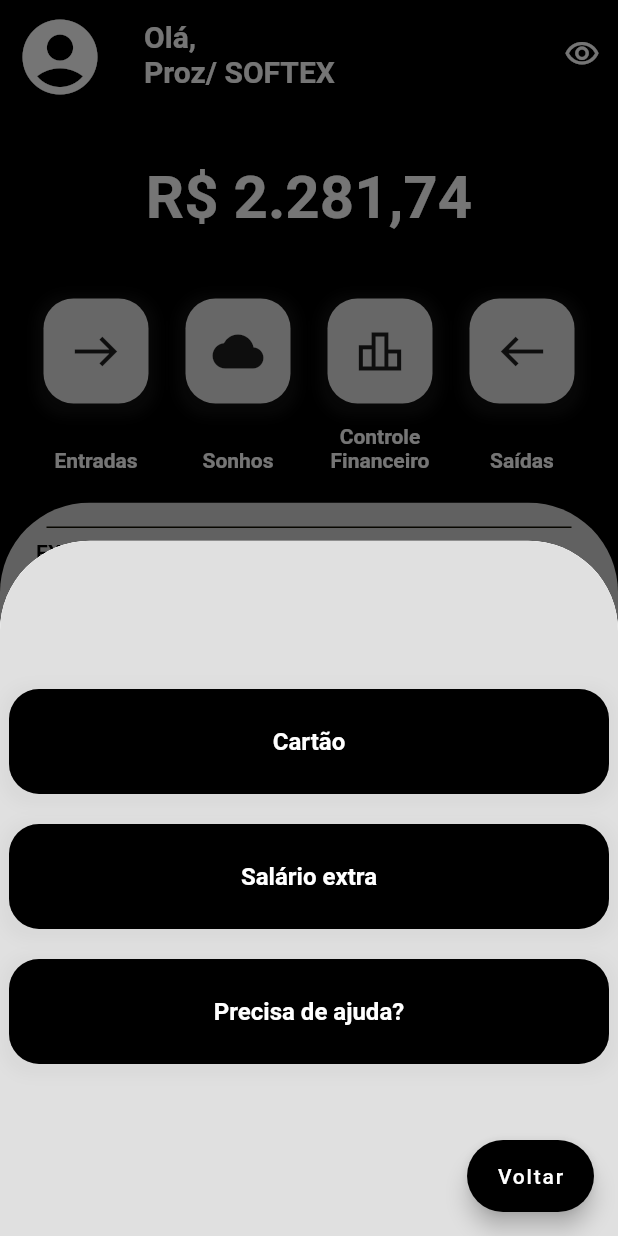
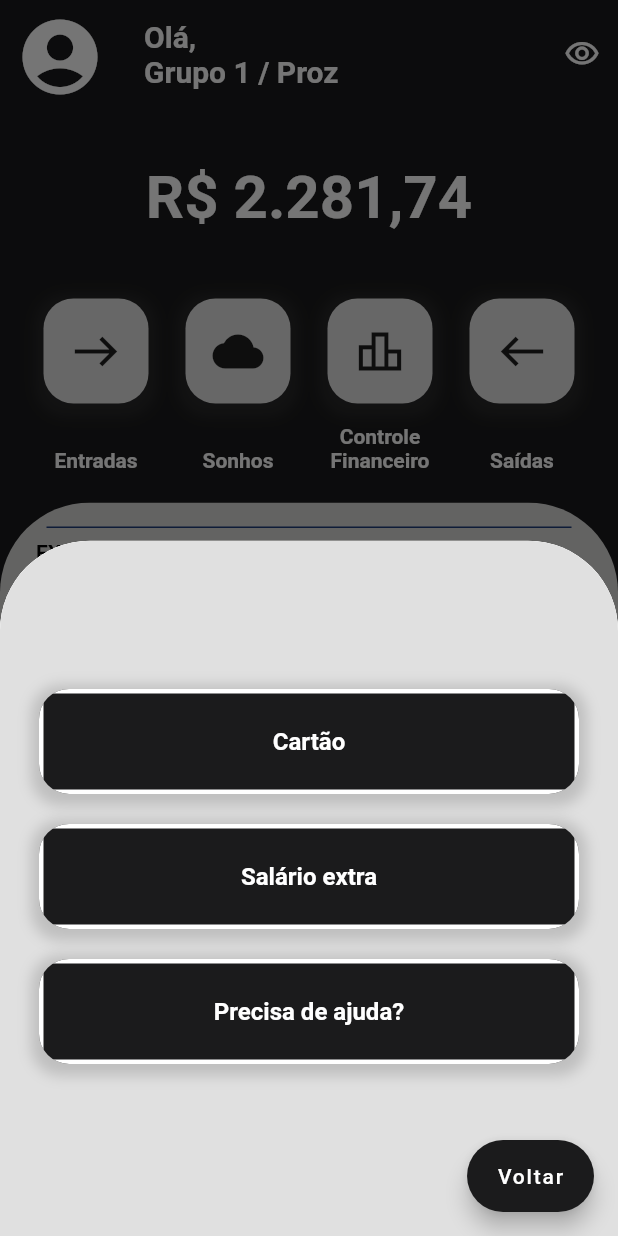
Before and after one commit to proz-tecnologia/PIT03GP01, a Flutter app: the screen it shows after launch, after a tap on "MENU", on a phone screen of 412 x 824 dp. Run offline on Flutter 3.47's test engine with Material 2 defaults, Android fonts, the phone set to English and light mode, and no system bars.

Commit message:
menu pages and route

```diff
--- a/lib/Util/routes.dart
+++ b/lib/Util/routes.dart
@@ -1,7 +1,13 @@
 import 'package:srminhaeiro/ui/pages/homePage/appBarConfig/initialPageBar.dart';
+import 'package:srminhaeiro/ui/pages/menuPage/pages/ajuda.dart';
+import 'package:srminhaeiro/ui/pages/menuPage/pages/cartaoPage.dart';
+import 'package:srminhaeiro/ui/pages/menuPage/pages/salarioExtraPage.dart';
 
 getRoutes() {
   return {
     InicialPage.route: (context) => const InicialPage(),
+    AjudaPage.route: (context) => const AjudaPage(),
+    cartaoPage.route: (context) => const cartaoPage(),
+    salarioExtraPage.route: (context) => const salarioExtraPage(),
   };
 }
--- a/lib/main.dart
+++ b/lib/main.dart
@@ -3,6 +3,8 @@ import 'package:srminhaeiro/Util/darkMode.dart';
 import 'package:srminhaeiro/Util/routes.dart';
 
 import 'package:srminhaeiro/ui/pages/homePage/appBarConfig/initialPageBar.dart';
+import 'package:srminhaeiro/ui/pages/menuPage/pages/ajuda.dart';
+import 'package:srminhaeiro/ui/pages/menuPage/pages/salarioExtraPage.dart';
 
 void main() {
   runApp(const MyApp());
--- a/lib/ui/pages/homePage/appBarConfig/appBarPage.dart
+++ b/lib/ui/pages/homePage/appBarConfig/appBarPage.dart
@@ -12,7 +12,7 @@ class AppBarSliver extends StatelessWidget {
         elevation: 20,
         leadingWidth: 80,
         title: GeneralTexts.Home_page_title,
-        backgroundColor: Colors.black,
+        backgroundColor: Color.fromARGB(255, 27, 27, 28),
         leading: const Icon(
           Icons.account_circle,
           color: Colors.white,
--- a/lib/ui/pages/homePage/appBarConfig/initialPageBar.dart
+++ b/lib/ui/pages/homePage/appBarConfig/initialPageBar.dart
@@ -15,7 +15,7 @@ class InicialPage extends StatelessWidget {
   @override
   Widget build(BuildContext context) {
     return Scaffold(
-      backgroundColor: Colors.black,
+      backgroundColor: Color.fromARGB(255, 27, 27, 28),
       floatingActionButton: buildMenuButton(context),
       body: const CustomScrollView(
         slivers: [
--- a/lib/ui/pages/homePage/homePageBody.dart
+++ b/lib/ui/pages/homePage/homePageBody.dart
@@ -22,7 +22,7 @@ class HomePageBody extends StatelessWidget {
               child: Column(
                 children: [
                   Container(
-                    color: Color.fromARGB(255, 15, 14, 1),
+                    color: Color.fromARGB(255, 31, 60, 121),
                     height: 1,
                     width: 350,
                   ),
--- a/lib/ui/pages/menuPage/floatingMenu.dart
+++ b/lib/ui/pages/menuPage/floatingMenu.dart
@@ -1,8 +1,11 @@
 import 'package:flutter/material.dart';
 import 'package:srminhaeiro/ui/pages/menuPage/floatingMenuConfig.dart';
+import 'package:srminhaeiro/ui/pages/menuPage/pages/ajuda.dart';
+import 'package:srminhaeiro/ui/pages/menuPage/pages/cartaoPage.dart';
+import 'package:srminhaeiro/ui/pages/menuPage/pages/salarioExtraPage.dart';
 
 Widget buildMenuButton(BuildContext context) => FloatingActionButton.extended(
-      backgroundColor: Colors.black,
+      backgroundColor: Color.fromARGB(255, 27, 27, 28),
       label: const Text("MENU"),
       icon: const Icon(
         Icons.menu,
@@ -22,14 +25,12 @@ Widget buildMenuButton(BuildContext context) => FloatingActionButton.extended(
                   topRight: Radius.circular(60), topLeft: Radius.circular(60)),
               child: Scaffold(
                 floatingActionButton: FloatingActionButton.extended(
-                  backgroundColor: Colors.black,
+                  backgroundColor: Color.fromARGB(255, 27, 27, 28),
                   label: const Text(
                     "Voltar",
                     style: TextStyle(color: Colors.white),
                   ),
-                  onPressed: () {
-                    Navigator.pop(context);
-                  },
+                  onPressed: () => Navigator.pop(context),
                 ),
                 body: ClipRRect(
                   borderRadius: const BorderRadius.only(
@@ -42,15 +43,21 @@ Widget buildMenuButton(BuildContext context) => FloatingActionButton.extended(
                       child: Column(
                         mainAxisAlignment: MainAxisAlignment.center,
                         mainAxisSize: MainAxisSize.min,
-                        children: const <Widget>[
+                        children: <Widget>[
                           FormatButtomMenu(
                             text: "Cartão",
+                            onpressed: () =>
+                                Navigator.pushNamed(context, cartaoPage.route),
                           ),
                           FormatButtomMenu(
                             text: "Salário extra",
+                            onpressed: () => Navigator.pushNamed(
+                                context, salarioExtraPage.route),
                           ),
                           FormatButtomMenu(
                             text: "Precisa de ajuda?",
+                            onpressed: () =>
+                                Navigator.pushNamed(context, AjudaPage.route),
                           ),
                         ],
                       ),
--- a/lib/ui/pages/menuPage/floatingMenuConfig.dart
+++ b/lib/ui/pages/menuPage/floatingMenuConfig.dart
@@ -3,8 +3,10 @@ import 'package:flutter/material.dart';
 class FormatButtomMenu extends StatelessWidget {
   final String text;
   final String? value;
+  final VoidCallback? onpressed;
   const FormatButtomMenu({
     Key? key,
+    this.onpressed,
     required this.text,
     this.value,
   }) : super(key: key);
@@ -12,35 +14,35 @@ class FormatButtomMenu extends StatelessWidget {
   @override
   Widget build(BuildContext context) {
     return Column(
-      mainAxisAlignment: MainAxisAlignment.spaceBetween,
+      mainAxisAlignment: MainAxisAlignment.spaceAround,
       children: [
         Padding(
           padding: const EdgeInsets.only(bottom: 16.0),
           child: Container(
             margin: const EdgeInsets.all(2),
             height: 70,
-            width: 400,
+            width: 360,
             decoration: BoxDecoration(
               borderRadius: BorderRadius.circular(20),
-              color: Colors.black,
+              color: Color.fromARGB(255, 27, 27, 28),
               boxShadow: [
                 BoxShadow(
                     spreadRadius: 5,
                     blurRadius: 7,
                     offset: const Offset(0, 3),
-                    color: Colors.grey.withOpacity(0.1))
+                    color: Colors.grey.withOpacity(0.5))
               ],
             ),
             child: ClipRRect(
               borderRadius: BorderRadius.circular(20),
               child: SizedBox(
                 height: 70,
-                width: 400,
+                width: 360,
                 child: OutlinedButton(
                   style: OutlinedButton.styleFrom(
-                    foregroundColor: Colors.black,
-                  ),
-                  onPressed: () {},
+                      foregroundColor: Color.fromARGB(255, 27, 27, 28),
+                      side: BorderSide(width: 3, color: Colors.white)),
+                  onPressed: () => onpressed,
                   child: Center(
                     child: Text(
                       text,
--- a/lib/widgets/TextsAndStrings.dart
+++ b/lib/widgets/TextsAndStrings.dart
@@ -5,7 +5,7 @@ import 'package:flutter/material.dart';
 class GeneralTexts {
   //APP BAR REGION  BEGINS
   static Widget Home_page_title = const Text(
-    "Olá,\nProz/ SOFTEX",
+    "Olá,\nGrupo 1 / Proz",
     style: TextStyle(
       color: Colors.white,
       fontWeight: FontWeight.bold,
```
Also changed, not shown: lib/ui/pages/menuPage/pages/ajuda.dart (added, +15 -0 lines), lib/ui/pages/menuPage/pages/cartaoPage.dart (added, +15 -0 lines), lib/ui/pages/menuPage/pages/salarioExtraPage.dart (added, +15 -0 lines).
